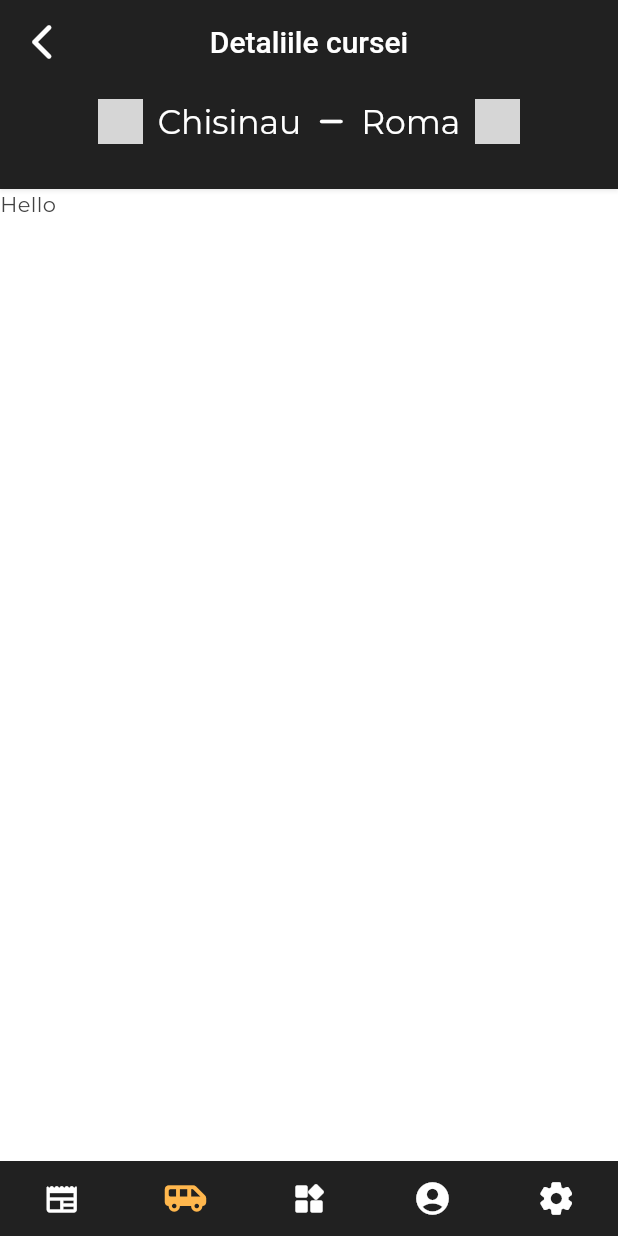
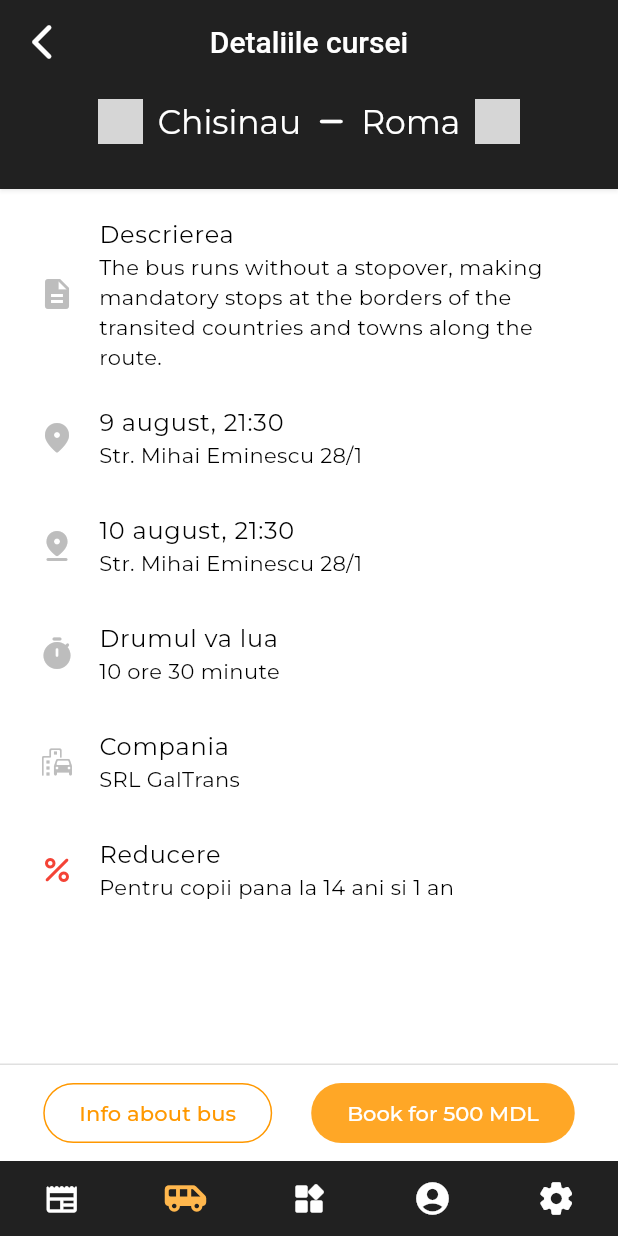
Before and after one commit to moldbee/mobile-app, a Flutter app: the RoutesScreen screen opened by its route, after a tap on "Chisinaul", on a phone screen of 412 x 824 dp. Run offline on Flutter 3.47's test engine with Material 3 defaults, Android fonts, the phone set to English and light mode, and no system bars; our stand-ins replace accordion, cached_network_image, flutter_dotenv, flutter_hooks, flutter_linkify, font_awesome_flutter and 7 more; missing offline and left inert: timeago_flutter, very_good_infinite_list; accounts and stored records are empty; generated files the repository leaves out were written again; network calls fail; grey boxes are pictures that could not be loaded.

Commit message:
add raw design for route details

```diff
--- a/app/lib/features/transport/widgets/ticket_card.dart
+++ b/app/lib/features/transport/widgets/ticket_card.dart
@@ -40,10 +40,10 @@ class RouteTicketCard extends StatelessWidget {
                     height: 8,
                   ),
                   Text(
-                    '6 august 19:30',
+                    '26 august 19:30',
                     style: Theme.of(context)
                         .textTheme
-                        .bodyLarge!
+                        .bodyMedium!
                         .copyWith(color: Colors.grey),
                   ),
                   const SizedBox(
@@ -70,7 +70,9 @@ class RouteTicketCard extends StatelessWidget {
               ),
               const Column(
                 children: [
-                  Text('32h 30m'),
+                  Text(
+                    '32h 30m',
+                  ),
                   RotatedBox(
                     quarterTurns: 1,
                     child: Icon(
@@ -106,7 +108,7 @@ class RouteTicketCard extends StatelessWidget {
                     '6 august 19:30',
                     style: Theme.of(context)
                         .textTheme
-                        .bodyLarge!
+                        .bodyMedium!
                         .copyWith(color: Colors.grey),
                   ),
                   const SizedBox(
--- a/app/lib/features/transport/widgets/ticket_details.dart
+++ b/app/lib/features/transport/widgets/ticket_details.dart
@@ -1,7 +1,10 @@
 import 'package:flutter/material.dart';
+import 'package:flutter_hooks/flutter_hooks.dart';
+import 'package:go_router/go_router.dart';
+import 'package:smart_city/features/transport/screens/book_ticket.dart';
 import 'package:smart_city/l10n/main.dart';
 
-class TicketDetailsScreen extends StatelessWidget {
+class TicketDetailsScreen extends HookWidget {
   const TicketDetailsScreen({super.key});
   final route = '/transport/tickets/details';
 
@@ -9,7 +12,54 @@ class TicketDetailsScreen extends StatelessWidget {
   Widget build(BuildContext context) {
     final loc = getAppLoc(context);
 
+    precacheImage(
+        const NetworkImage(
+            'https://infogari.md/images/cars/original_size/140.jpg'),
+        context);
+
     return Scaffold(
+      persistentFooterAlignment: AlignmentDirectional.center,
+      persistentFooterButtons: [
+        OutlinedButton(
+            onPressed: () {
+              showModalBottomSheet(
+                  context: context,
+                  useSafeArea: true,
+                  showDragHandle: true,
+                  isScrollControlled: true,
+                  builder: (context) {
+                    return Column(
+                      mainAxisSize: MainAxisSize.min,
+                      children: [
+                        const ListTile(
+                          leading: Icon(Icons.list_rounded),
+                          title: Text('In autobuz este'),
+                          subtitle: Text('Wi-Fi, Mancare, Viceu, Macaroane'),
+                        ),
+                        const ListTile(
+                          leading: Icon(Icons.pin_outlined),
+                          title: Text('Numarul autobuzului'),
+                          subtitle: Text('BLD 517'),
+                        ),
+                        const SizedBox(
+                          height: 10,
+                        ),
+                        Image.network(
+                            'https://infogari.md/images/cars/original_size/140.jpg')
+                      ],
+                    );
+                  });
+            },
+            child: const Text('Info about bus')),
+        const SizedBox(
+          width: 10,
+        ),
+        FilledButton(
+            onPressed: () {
+              context.pushNamed(const BookTicketScreen().route);
+            },
+            child: const Text('Book for 500 MDL')),
+      ],
       appBar: AppBar(
         title: Text(loc!.ticket_details),
         bottom: PreferredSize(
@@ -67,7 +117,45 @@ class TicketDetailsScreen extends StatelessWidget {
               ),
             )),
       ),
-      body: const Text('Hello'),
+      body: ListView(
+        padding: const EdgeInsets.fromLTRB(10, 10, 10, 20),
+        children: const [
+          ListTile(
+            title: Text('Descrierea'),
+            leading: Icon(Icons.description),
+            subtitle: Text(
+                'The bus runs without a stopover, making mandatory stops at the borders of the transited countries and towns along the route.'),
+          ),
+          ListTile(
+            leading: Icon(Icons.place_rounded),
+            title: Text('9 august, 21:30'),
+            subtitle: Text('Str. Mihai Eminescu 28/1'),
+          ),
+          ListTile(
+            leading: Icon(Icons.pin_drop_rounded),
+            title: Text('10 august, 21:30'),
+            subtitle: Text('Str. Mihai Eminescu 28/1'),
+          ),
+          ListTile(
+            leading: Icon(Icons.timer_rounded),
+            title: Text('Drumul va lua'),
+            subtitle: Text('10 ore 30 minute'),
+          ),
+          ListTile(
+            leading: Icon(Icons.emoji_transportation_rounded),
+            title: Text('Compania'),
+            subtitle: Text('SRL GalTrans'),
+          ),
+          ListTile(
+            leading: Icon(
+              Icons.percent_rounded,
+              color: Colors.red,
+            ),
+            title: Text('Reducere'),
+            subtitle: Text('Pentru copii pana la 14 ani si 1 an'),
+          ),
+        ],
+      ),
     );
   }
 }
--- a/app/lib/routes.dart
+++ b/app/lib/routes.dart
@@ -15,6 +15,7 @@ import 'package:smart_city/features/services/screens/promotions.dart';
 import 'package:smart_city/features/services/screens/services.dart';
 import 'package:smart_city/features/settings/screens/contacts.dart';
 import 'package:smart_city/features/settings/screens/settings.dart';
+import 'package:smart_city/features/transport/screens/book_ticket.dart';
 import 'package:smart_city/features/transport/screens/how_to_add_route.dart';
 import 'package:smart_city/features/transport/screens/search_tickets.dart';
 import 'package:smart_city/features/transport/screens/transport.dart';
@@ -87,8 +88,7 @@ final GoRouter router = GoRouter(routes: <RouteBase>[
               }),
         ],
       ),
-      StatefulShellBranch(
-        routes: [
+      StatefulShellBranch(routes: [
         GoRoute(
             path: const TransportScreen().route,
             pageBuilder: (context, state) =>
@@ -108,8 +108,12 @@ final GoRouter router = GoRouter(routes: <RouteBase>[
             path: const TicketDetailsScreen().route,
             pageBuilder: (context, state) =>
                 const MaterialPage(child: TicketDetailsScreen())),
-        ],
-      ),
+        GoRoute(
+            name: const BookTicketScreen().route,
+            path: const BookTicketScreen().route,
+            pageBuilder: (context, state) =>
+                const MaterialPage(child: BookTicketScreen())),
+      ]),
       StatefulShellBranch(
         initialLocation: const ServicesScreen().route,
         routes: [
--- a/app/lib/shared/config/theme.dart
+++ b/app/lib/shared/config/theme.dart
@@ -14,6 +14,7 @@ ThemeData getThemeData(BuildContext context) {
       ),
     ),
     primaryColor: Colors.orange.shade400,
+    listTileTheme: ListTileThemeData(iconColor: Colors.grey.shade400),
     primaryTextTheme: newTextTheme,
     visualDensity: VisualDensity.standard,
     textTheme: newTextTheme,
```
Also changed, not shown: app/lib/features/transport/screens/book_ticket.dart (added, +25 -0 lines). Lines whose indentation alone changed are shown as unchanged.
